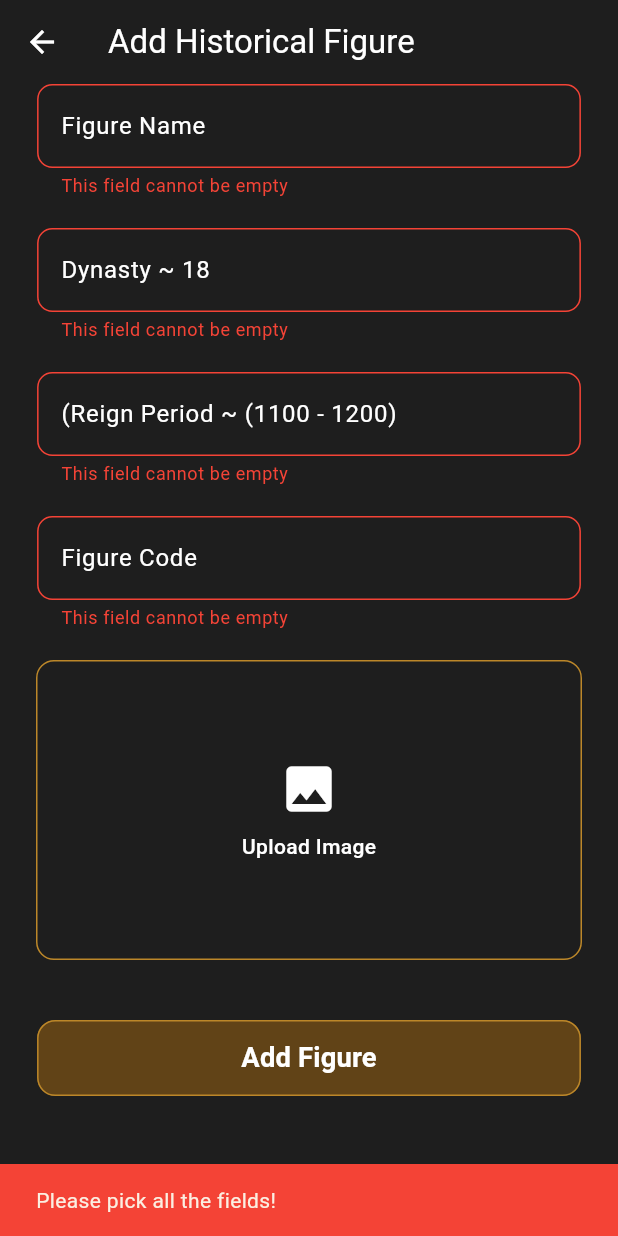
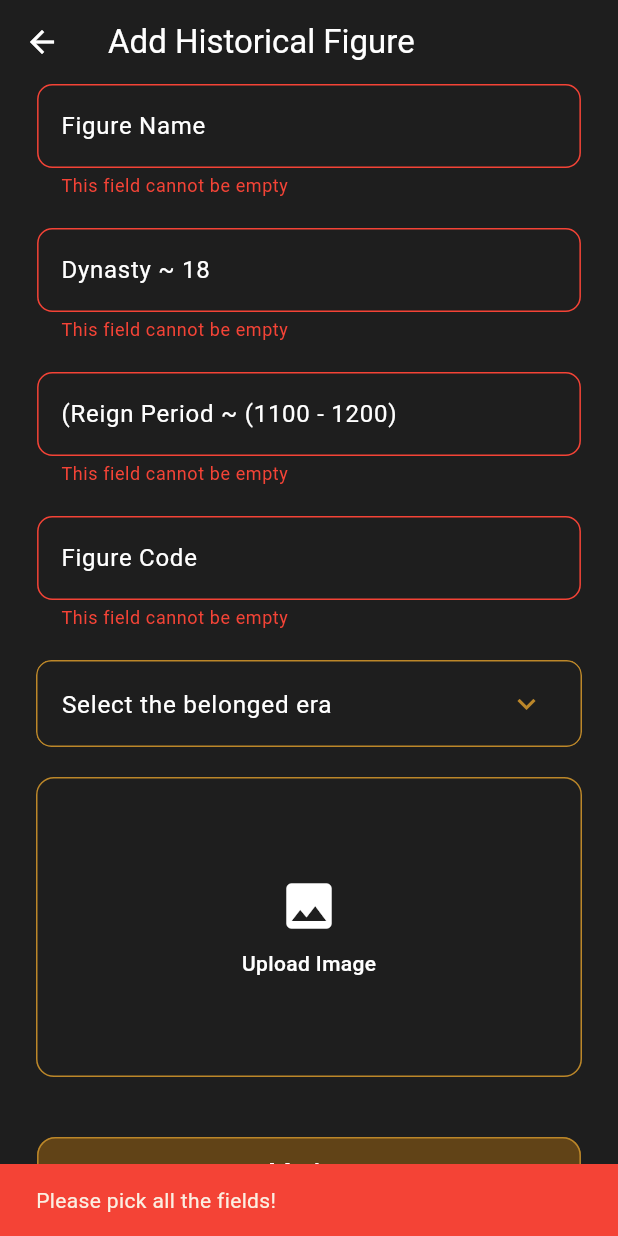
Before and after one commit to Jik00/Time-Lens-Dashboard, a Flutter app: the AddFigureView screen opened by its route, after a tap on "Add Figure", on a phone screen of 412 x 824 dp. Run offline on Flutter 3.47's test engine with Material 3 defaults, Android fonts, the phone set to English and light mode, and no system bars; drawn by our look-alikes of modal_progress_hud_nsn, skeletonizer; our stand-ins replace dartz, equatable, flutter_bloc, flutter_screenutil, get_it, image_picker and 1 more; accounts and stored records are empty; statements that could not run were skipped.

Commit message:
add belonged era to add figure view

```diff
--- a/lib/features/era_crud/presentation/views/get_era_view.dart
+++ b/lib/features/era_crud/presentation/views/get_era_view.dart
@@ -16,8 +16,9 @@ class GetEraView extends StatelessWidget {
     return Scaffold(
       appBar: buildAppBar('All Eras'),
       body: BlocProvider(
-        create: (context) =>
-            GetErasListCubit(getErasUsecase: getIt<GetErasUsecase>()),
+        create: (context) => GetErasListCubit(
+          getErasUsecase: getIt<GetErasUsecase>(),
+        )..getErasList(),
         child: const GetErasViewBlocBuilder(),
       ),
     );
--- a/lib/features/era_crud/presentation/views/widgets/add_era_view_body_builder.dart
+++ b/lib/features/era_crud/presentation/views/widgets/add_era_view_body_builder.dart
@@ -3,7 +3,7 @@ import 'package:flutter_bloc/flutter_bloc.dart';
 import 'package:modal_progress_hud_nsn/modal_progress_hud_nsn.dart';
 import 'package:timelens_dashboard/features/era_crud/presentation/cubit/add_era_cubit/add_era_cubit.dart';
 import 'package:timelens_dashboard/features/era_crud/presentation/views/widgets/add_era_view_body.dart';
-import 'package:timelens_dashboard/features/era_crud/presentation/views/widgets/state_snack_bar.dart';
+import 'package:timelens_dashboard/core/widgets/build_snack_bar.dart';
 
 class AddEraViewBodyBuilder extends StatelessWidget {
   const AddEraViewBodyBuilder({super.key});
@@ -28,7 +28,9 @@ class AddEraViewBodyBuilder extends StatelessWidget {
           );
           // call reset form
           Future.delayed(const Duration(milliseconds: 1500), () {
-            context.read<AddEraCubit>().resetForm();
+            if (context.mounted) {
+              context.read<AddEraCubit>().resetForm();
+            }
           });
         }
       },
--- a/lib/features/era_crud/presentation/views/widgets/expansion_tile_item.dart
+++ b/lib/features/era_crud/presentation/views/widgets/expansion_tile_item.dart
@@ -1,7 +1,6 @@
 import 'package:flutter/material.dart';
 import 'package:flutter_screenutil/flutter_screenutil.dart';
 import 'package:timelens_dashboard/features/era_crud/domain/entities/era_entity.dart';
-import 'package:timelens_dashboard/features/era_crud/presentation/views/widgets/add_era_view_body.dart';
 
 class ExpansionTileItem extends StatelessWidget {
   const ExpansionTileItem({super.key, required this.era});
@@ -14,7 +13,7 @@ class ExpansionTileItem extends StatelessWidget {
       padding: EdgeInsets.only(bottom: 12.h),
       child: ExpansionTile(
         title: Text(
-          eraName,
+          era.eraName,
           style: TextStyle(
               color: Colors.white,
               fontSize: 16.sp,
@@ -25,7 +24,7 @@ class ExpansionTileItem extends StatelessWidget {
         backgroundColor: const Color(0xFF614317),
         collapsedShape: RoundedRectangleBorder(
             borderRadius: BorderRadius.all(Radius.circular(8.r)),
-            side: BorderSide(color: Color(0xFF614317))),
+            side: BorderSide(color: Color(0xFF614317), width: 2.w)),
         shape: RoundedRectangleBorder(
             borderRadius: BorderRadius.all(Radius.circular(8.r))),
         children: [
--- a/lib/features/figure_crud/presentation/views/add_figure_view.dart
+++ b/lib/features/figure_crud/presentation/views/add_figure_view.dart
@@ -1,6 +1,8 @@
 import 'package:flutter/material.dart';
 import 'package:flutter_bloc/flutter_bloc.dart';
 import 'package:timelens_dashboard/core/widgets/custom_appbar.dart';
+import 'package:timelens_dashboard/features/era_crud/domain/usecases/get_eras_usecase.dart';
+import 'package:timelens_dashboard/features/era_crud/presentation/cubit/get_eras_cubit/get_eras_list_cubit.dart';
 import 'package:timelens_dashboard/features/figure_crud/presentation/cubit/add_figure_cubit/add_figure_cubit.dart';
 import 'package:timelens_dashboard/features/figure_crud/presentation/views/widgets/add_figure_view_body_builder.dart';
 
@@ -16,8 +18,17 @@ class AddFigureView extends StatelessWidget {
   Widget build(BuildContext context) {
     return Scaffold(
       appBar: buildAppBar('Add Historical Figure'),
-      body: BlocProvider(
-        create: (context) => AddFigureCubit(getIt<AddFigureUsecase>()),
+      body: MultiBlocProvider(
+        providers: [
+          BlocProvider(
+            create: (context) => AddFigureCubit(getIt<AddFigureUsecase>()),
+          ),
+          BlocProvider(
+            create: (context) => GetErasListCubit(
+              getErasUsecase: getIt<GetErasUsecase>(),
+            )..getErasList(),
+          ),
+        ],
         child: const AddFigureViewBodyBuilder(),
       ),
     );
--- a/lib/features/figure_crud/presentation/views/widgets/add_figure_view_body.dart
+++ b/lib/features/figure_crud/presentation/views/widgets/add_figure_view_body.dart
@@ -5,6 +5,7 @@ import 'package:flutter_bloc/flutter_bloc.dart';
 import 'package:timelens_dashboard/core/widgets/custom_button.dart';
 import 'package:timelens_dashboard/core/widgets/custom_form_text_field.dart';
 import 'package:timelens_dashboard/core/widgets/image_field.dart';
+import 'package:timelens_dashboard/features/figure_crud/presentation/views/widgets/select_eras_bloc_builder.dart';
 
 import '../../../domain/entities/figure_entity.dart';
 import '../../cubit/add_figure_cubit/add_figure_cubit.dart';
@@ -36,8 +37,6 @@ class _AddFigureViewBodyState extends State<AddFigureViewBody> {
         autovalidateMode: autoValidateMode,
         child: Padding(
           padding: const EdgeInsets.symmetric(horizontal: 24),
-          child: SizedBox(
-            width: double.infinity,
           child: Column(
             children: [
               CustomFormTextfield(
@@ -73,6 +72,8 @@ class _AddFigureViewBodyState extends State<AddFigureViewBody> {
                   figureCode = value!;
                 },
               ),
+              const SizedBox(height: 20),
+              const SelectErasBlocBuilder(),
               const SizedBox(height: 20),
               CustomImageField(
                 width: double.infinity,
@@ -118,7 +119,6 @@ class _AddFigureViewBodyState extends State<AddFigureViewBody> {
           ),
         ),
       ),
-      ),
     );
   }
 
--- a/lib/features/figure_crud/presentation/views/widgets/add_figure_view_body_builder.dart
+++ b/lib/features/figure_crud/presentation/views/widgets/add_figure_view_body_builder.dart
@@ -4,7 +4,7 @@ import 'package:modal_progress_hud_nsn/modal_progress_hud_nsn.dart';
 import 'package:timelens_dashboard/features/figure_crud/presentation/cubit/add_figure_cubit/add_figure_cubit.dart';
 import 'package:timelens_dashboard/features/figure_crud/presentation/views/widgets/add_figure_view_body.dart';
 
-import '../../../../era_crud/presentation/views/widgets/state_snack_bar.dart';
+import '../../../../../core/widgets/build_snack_bar.dart';
 
 class AddFigureViewBodyBuilder extends StatelessWidget {
   const AddFigureViewBodyBuilder({super.key});
@@ -29,7 +29,9 @@ class AddFigureViewBodyBuilder extends StatelessWidget {
           );
           // call reset form
           Future.delayed(const Duration(milliseconds: 1500), () {
-            context.read<AddFigureCubit>().resetForm();
+            if (context.mounted) {
+              context.read<AddFigureCubit>().resetForm();
+            }
           });
         }
       },
--- /dev/null
+++ b/lib/features/figure_crud/presentation/views/widgets/eras_expansion_tile.dart
@@ -0,0 +1,83 @@
+import 'package:flutter/material.dart';
+import 'package:flutter_screenutil/flutter_screenutil.dart';
+import 'package:timelens_dashboard/features/era_crud/domain/entities/era_entity.dart';
+
+class ErasExpansionTile extends StatefulWidget {
+  const ErasExpansionTile({super.key, required this.eras, this.onTap});
+
+  final List<EraEntity> eras;
+  final void Function()? onTap;
+
+  @override
+  State<ErasExpansionTile> createState() => _ErasExpansionTileState();
+}
+
+class _ErasExpansionTileState extends State<ErasExpansionTile> {
+  final TextEditingController eraNameController =
+      TextEditingController(text: 'Select the belonged era');
+
+  final ExpansibleController expandController = ExpansibleController();
+
+  @override
+  Widget build(BuildContext context) {
+    return ConstrainedBox(
+      constraints: const BoxConstraints(maxHeight: 300),
+      child: ExpansionTile(
+        controller: expandController,
+        title: Text(
+          eraNameController.text,
+          style: TextStyle(
+            fontSize: 16.sp,
+            color: Colors.white,
+            fontWeight: FontWeight.w400,
+          ),
+        ),
+        iconColor: Colors.white,
+        collapsedIconColor: const Color(0xFFBC8729),
+        backgroundColor: const Color(0xFF614317),
+        collapsedBackgroundColor: Colors.transparent,
+        collapsedShape: RoundedRectangleBorder(
+            borderRadius: BorderRadius.all(Radius.circular(10.r)),
+            side: BorderSide(color: const Color(0xFFBC8729))),
+        shape: RoundedRectangleBorder(
+            borderRadius: BorderRadius.all(Radius.circular(10.r)),
+            side: BorderSide(color: const Color(0xFFBC8729))),
+        children: [
+          ListView.builder(
+            physics: NeverScrollableScrollPhysics(),
+            shrinkWrap: true,
+            itemBuilder: (context, index) => GestureDetector(
+              onTap: () {
+                setState(() {
+                  eraNameController.text = widget.eras[index].eraName;
+                  expandController.collapse();
+                });
+              },
+              child: Container(
+                height: 40.h,
+                decoration: BoxDecoration(
+                  border: Border(top: BorderSide(color: Colors.white)),
+                ),
+                child: Center(
+                  child: Text(
+                    widget.eras[index].eraName,
+                    style: TextStyle(color: Colors.white, fontSize: 16.sp),
+                  ),
+                ),
+              ),
+            ),
+            padding: const EdgeInsets.all(6),
+            itemCount: widget.eras.length,
+          ),
+        ],
+      ),
+    );
+  }
+
+  @override
+  void dispose() {
+    eraNameController.dispose();
+    expandController.dispose();
+    super.dispose();
+  }
+}
--- /dev/null
+++ b/lib/features/figure_crud/presentation/views/widgets/select_eras_bloc_builder.dart
@@ -0,0 +1,26 @@
+import 'package:flutter/material.dart';
+import 'package:flutter_bloc/flutter_bloc.dart';
+import 'package:timelens_dashboard/features/era_crud/presentation/cubit/get_eras_cubit/get_eras_list_cubit.dart';
+import 'package:timelens_dashboard/features/figure_crud/presentation/views/widgets/eras_expansion_tile.dart';
+import 'package:timelens_dashboard/features/figure_crud/presentation/views/widgets/select_eras_loading_failure.dart';
+
+class SelectErasBlocBuilder extends StatelessWidget {
+  const SelectErasBlocBuilder({super.key});
+
+  @override
+  Widget build(BuildContext context) {
+    return BlocBuilder<GetErasListCubit, GetErasListState>(
+      builder: (context, state) {
+        if (state is GetErasListLoading) {
+          return SelectErasLoadingFailure(child: CircularProgressIndicator());
+        } else if (state is GetErasListSuccess) {
+          return ErasExpansionTile(eras: state.eras);
+        } else if (state is GetErasListFailure) {
+          return SelectErasLoadingFailure(child: Text(state.message));
+        } else {
+          return SelectErasLoadingFailure(child: Text('Something went wrong!'));
+        }
+      },
+    );
+  }
+}
--- /dev/null
+++ b/lib/features/figure_crud/presentation/views/widgets/select_eras_loading_failure.dart
@@ -0,0 +1,33 @@
+import 'package:flutter/material.dart';
+import 'package:flutter_screenutil/flutter_screenutil.dart';
+
+class SelectErasLoadingFailure extends StatelessWidget {
+  const SelectErasLoadingFailure({super.key, required this.child});
+
+  final Widget child;
+
+  @override
+  Widget build(BuildContext context) {
+    return ExpansionTile(
+      title: Text(
+        'Select the belonged era',
+        style: TextStyle(
+          fontSize: 16.sp,
+          color: Colors.white,
+          fontWeight: FontWeight.w400,
+        ),
+      ),
+      iconColor: Colors.white,
+      collapsedIconColor: const Color(0xFFBC8729),
+      backgroundColor: const Color(0xFFBC8729),
+      collapsedShape: RoundedRectangleBorder(
+          borderRadius: BorderRadius.all(Radius.circular(10.r)),
+          side: BorderSide(color: const Color(0xFFBC8729))),
+      shape: RoundedRectangleBorder(
+          borderRadius: BorderRadius.all(Radius.circular(10.r))),
+      children: [
+        Center(child: child),
+      ],
+    );
+  }
+}
```
Also changed, not shown: lib/features/era_crud/presentation/views/widgets/add_era_view_body.dart (+5 -4 lines), lib/core/widgets/build_snack_bar.dart (renamed from lib/features/era_crud/presentation/views/widgets/state_snack_bar.dart). Lines whose indentation alone changed are shown as unchanged.
